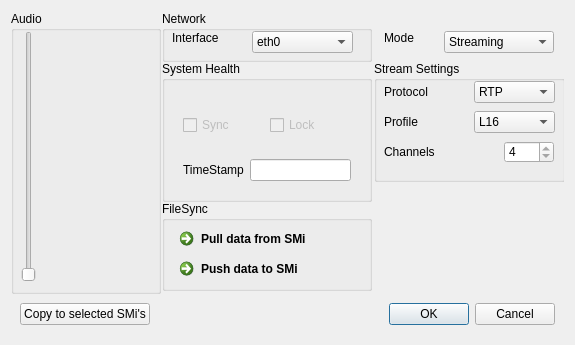
Qt form WILMA/gui/UIs/SMconfig.ui (iem-projects/WILMAmix) before a commit.
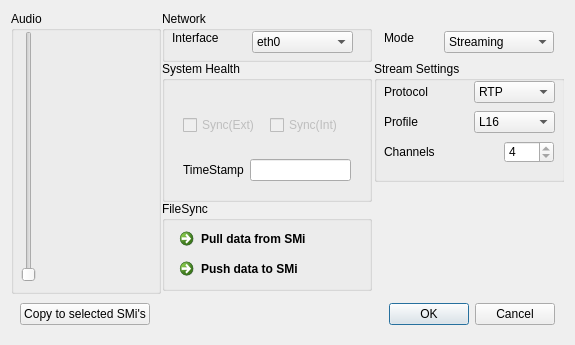
The same form after that commit. Custom widgets are drawn as their Qt base class.

Commit message: renamed sync/lock to syncExt/Int

What changed in the file:
```diff
--- a/WILMA/gui/UIs/SMconfig.ui
+++ b/WILMA/gui/UIs/SMconfig.ui
@@ -183,7 +183,7 @@
                 <bool>false</bool>
                </property>
                <property name="text">
-                <string>Sync</string>
+                <string>Sync(Ext)</string>
                </property>
                <property name="checkable">
                 <bool>true</bool>
@@ -199,7 +199,7 @@
                 <bool>false</bool>
                </property>
                <property name="text">
-                <string>Lock</string>
+                <string>Sync(Int)</string>
                </property>
                <property name="checkable">
                 <bool>true</bool>
```
Left out of the diff: 4 changed lines with no effect on the pictures.
